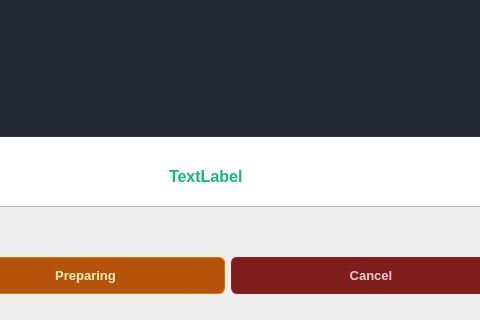
Old version of the form main/gui/restaurantowner.ui in the repository HamidrezaNadafian/Restaurant-Management-System; both pictures show x 460 to 940 and y 304 to 624 of the 1071 by 624 pixel window.
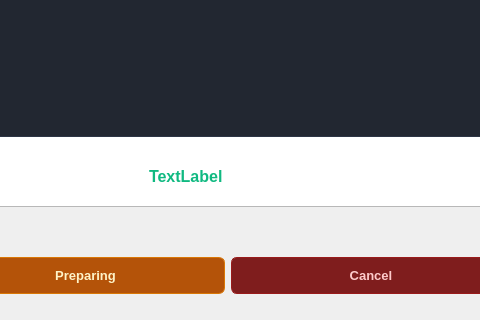
New version of the form.

Patch:
```diff
--- a/main/gui/restaurantowner.ui
+++ b/main/gui/restaurantowner.ui
@@ -782,9 +782,9 @@
     <widget class="QLabel" name="lblTotalPrice">
      <property name="geometry">
       <rect>
-       <x>620</x>
+       <x>600</x>
        <y>460</y>
-       <width>151</width>
+       <width>201</width>
        <height>41</height>
       </rect>
      </property>
```
